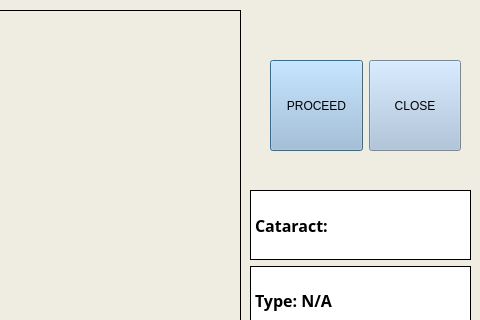
Above: save_and_analyze.ui from AlgoChad/Shit before the change; both pictures show x 320 to 800 and y 0 to 320 of the 800 by 420 pixel window. Below: the same form after it.
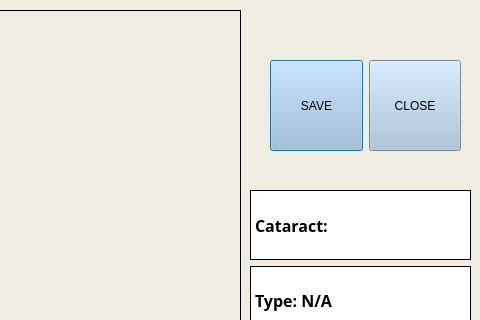
That is the form after the change.

```diff
--- a/save_and_analyze.ui
+++ b/save_and_analyze.ui
@@ -184,7 +184,7 @@
 background-color: rgb(165, 191, 218);</string>
       </property>
       <property name="text">
-       <string>PROCEED</string>
+       <string>SAVE</string>
       </property>
       <property name="checkable">
        <bool>false</bool>
```
